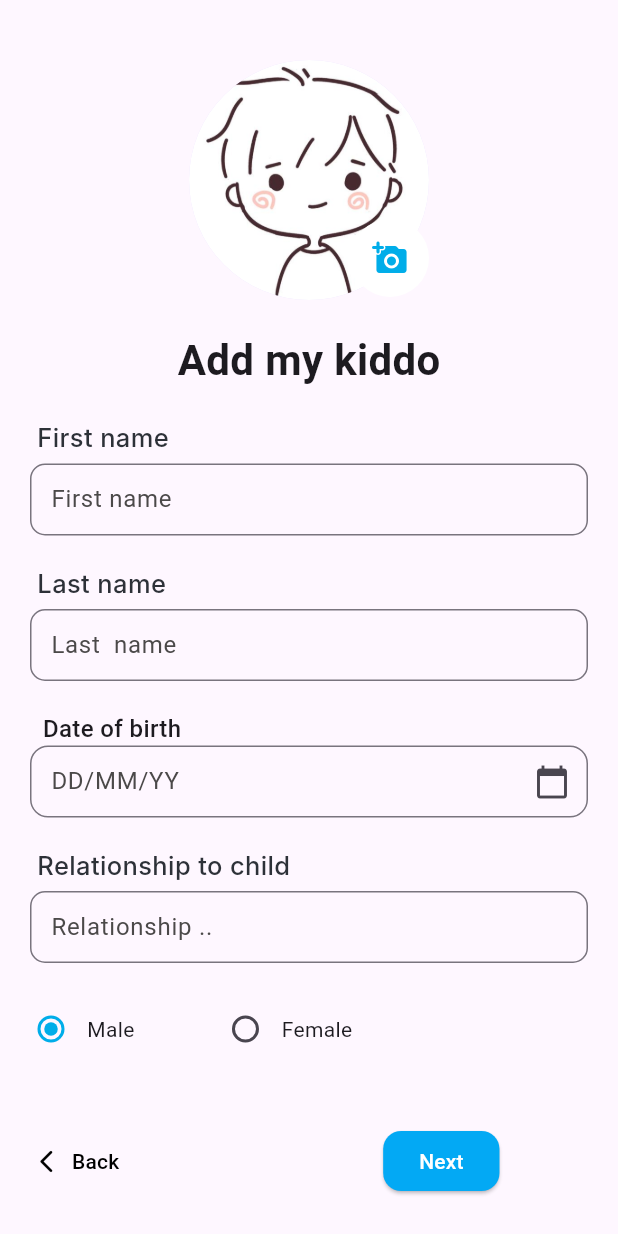
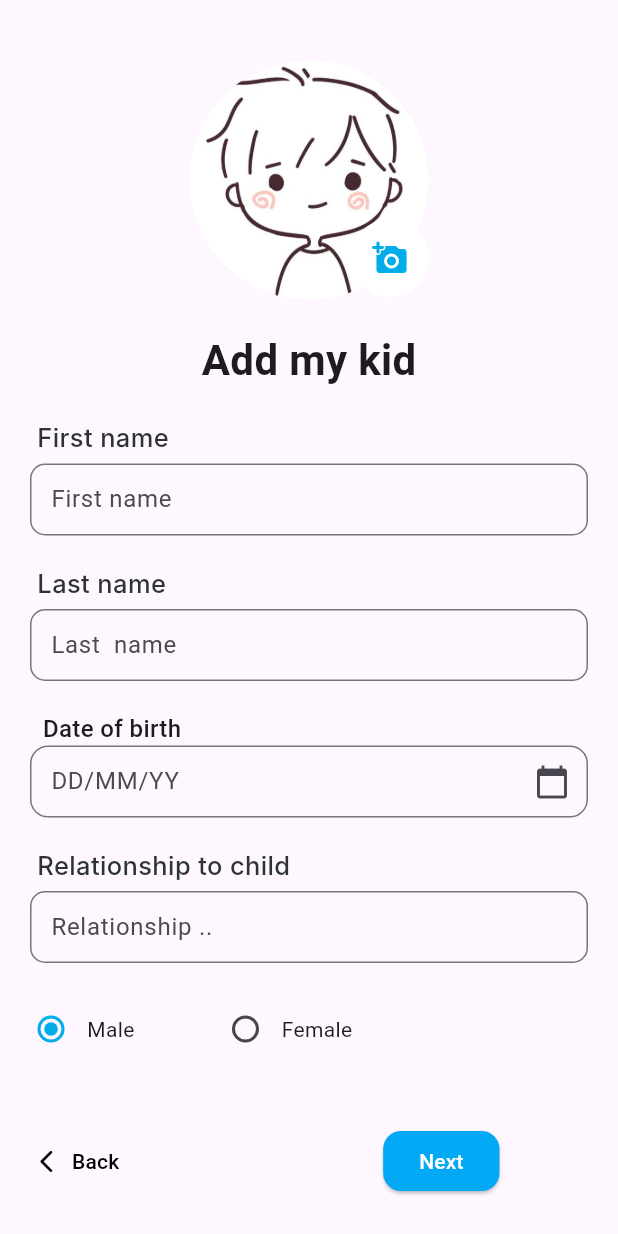
Before and after one commit to ImaneKr/mykiddonest, a Flutter app: the AddKid1 screen opened directly, on a phone screen of 412 x 824 dp. Run offline on Flutter 3.47's test engine with Material 3 defaults, Android fonts, the phone set to English and light mode, and no system bars; our stand-ins replace google_fonts, image_picker; Roboto replaces fonts that are missing (Inter, intel, roboto mono).

Commit message:
pre empty commit

```diff
--- a/appmobile/lib/view/screens/addKid1.dart
+++ b/appmobile/lib/view/screens/addKid1.dart
@@ -81,7 +81,7 @@
             Padding(
               padding: EdgeInsets.only(top: 20),
               child: Text(
-                'Add my kiddo',
+                'Add my kid',
                 style: TextStyle(
                   fontFamily: 'roboto mono',
                   fontSize: 28,
```
